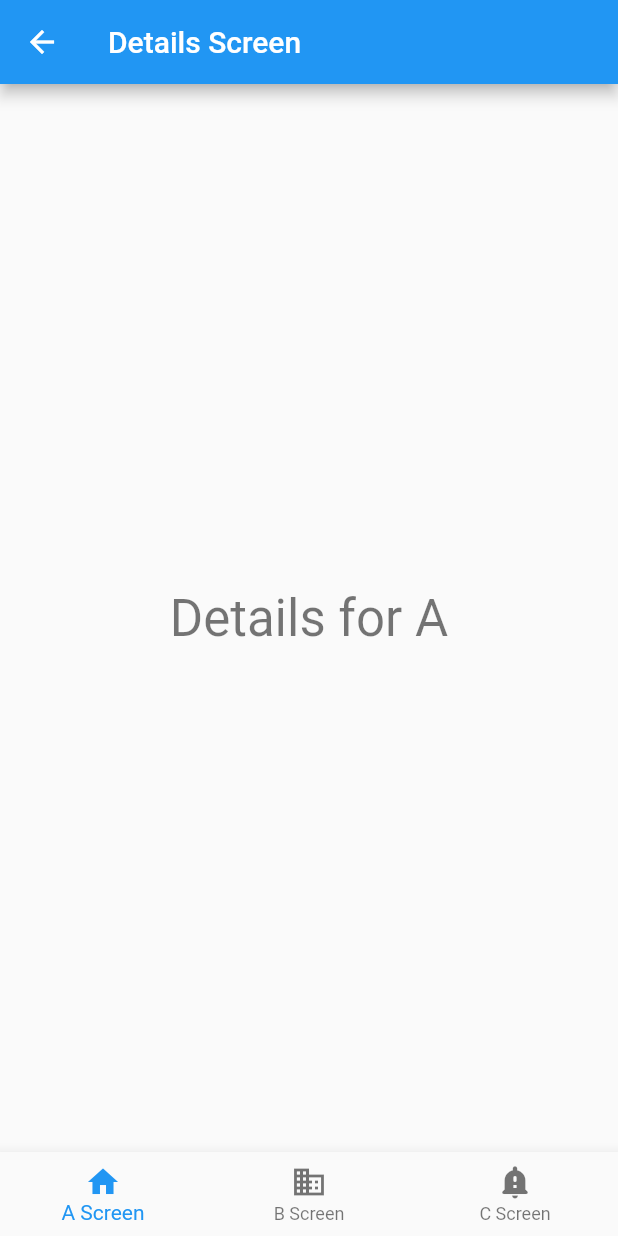
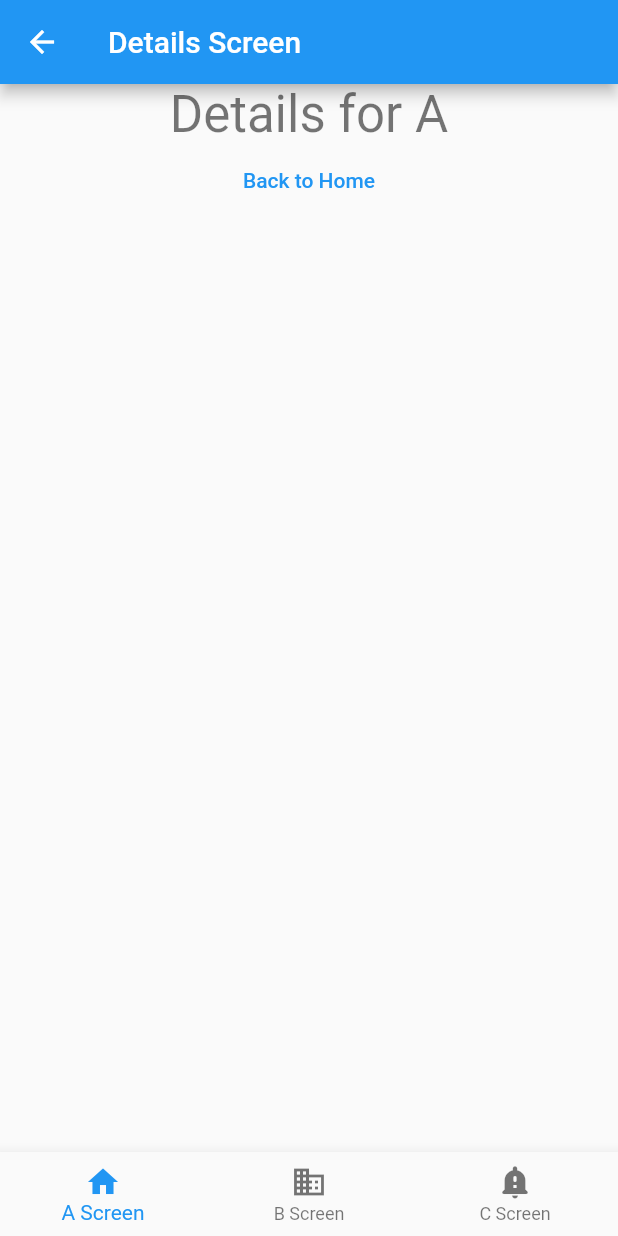
Before and after one commit to makumaaku/flutter_playgrounds, a Flutter app: the DetailsScreen screen opened by its route, on a phone screen of 412 x 824 dp. Run offline on Flutter 3.47's test engine with Material 2 defaults, Android fonts, the phone set to English and light mode, and no system bars; our stand-ins replace go_router, hooks_riverpod.

Commit message:
コメントの追加

```diff
--- a/go_router_sample/lib/main.dart
+++ b/go_router_sample/lib/main.dart
@@ -25,6 +25,7 @@ void main() {
 }
 
 final routerProvider = Provider((ref) => GoRouter(
+      debugLogDiagnostics: true,
       navigatorKey: _rootNavigatorKey,
       initialLocation: '/a',
       routes: <RouteBase>[
@@ -194,6 +195,7 @@ class ScaffoldWithNavBar extends StatelessWidget {
     );
   }
 
+  /// GoRouterStateからロケーション情報をリアルタイムで取得できる
   static int _calculateSelectedIndex(BuildContext context) {
     final String location = GoRouterState.of(context).location;
     if (location.startsWith('/a')) {
@@ -322,9 +324,19 @@ class DetailsScreen extends StatelessWidget {
         title: const Text('Details Screen'),
       ),
       body: Center(
-        child: Text(
-          'Details for $label',
-          style: Theme.of(context).textTheme.headlineMedium,
+        child: Column(
+          children: [
+            Text(
+              'Details for $label',
+              style: Theme.of(context).textTheme.headlineMedium,
+            ),
+            TextButton(
+              onPressed: () {
+                GoRouter.of(context).pop();
+              },
+              child: const Text('Back to Home'),
+            ),
+          ],
         ),
       ),
     );
```
